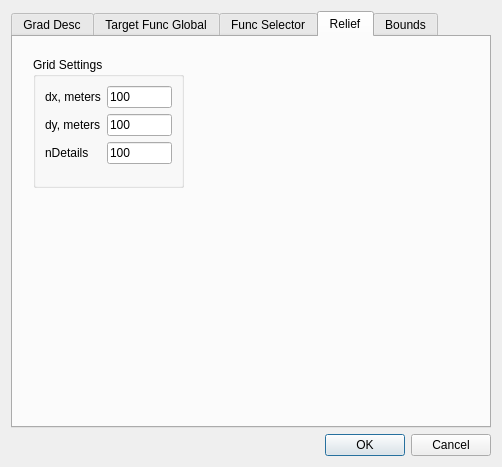
First picture: the form in DialogGradConfig.ui, repository znseday/snnoro, before the edit.
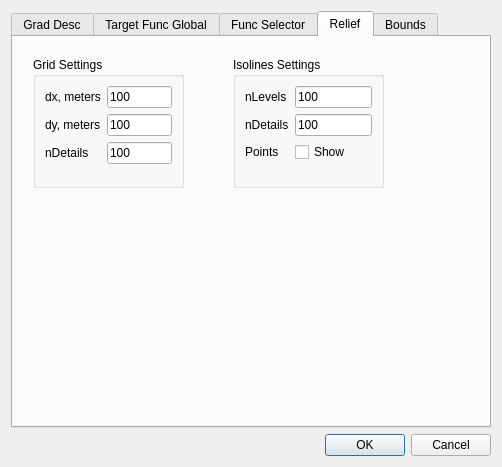
Second picture: the form after the edit. The open tabs and pages were chosen to show the change.

Commit message: Isolines for relief as example

What changed in the file:
```diff
--- a/DialogGradConfig.ui
+++ b/DialogGradConfig.ui
@@ -531,6 +531,63 @@
           </item>
          </layout>
         </widget>
+        <widget class="QGroupBox" name="groupBoxGridReliefSettings_2">
+         <property name="geometry">
+          <rect>
+           <x>220</x>
+           <y>20</y>
+           <width>151</width>
+           <height>131</height>
+          </rect>
+         </property>
+         <property name="title">
+          <string>Isolines Settings</string>
+         </property>
+         <layout class="QFormLayout" name="formLayout_GridReliefSettings_2">
+          <item row="0" column="0">
+           <widget class="QLabel" name="label_32">
+            <property name="text">
+             <string>nLevels</string>
+            </property>
+           </widget>
+          </item>
+          <item row="0" column="1">
+           <widget class="QLineEdit" name="EditIsolines_nLevels">
+            <property name="text">
+             <string>100</string>
+            </property>
+           </widget>
+          </item>
+          <item row="1" column="0">
+           <widget class="QLabel" name="label_33">
+            <property name="text">
+             <string>nDetails</string>
+            </property>
+           </widget>
+          </item>
+          <item row="1" column="1">
+           <widget class="QLineEdit" name="EditIsolines_nDetails">
+            <property name="text">
+             <string>100</string>
+            </property>
+           </widget>
+          </item>
+          <item row="2" column="0">
+           <widget class="QLabel" name="label_31">
+            <property name="text">
+             <string>Points</string>
+            </property>
+           </widget>
+          </item>
+          <item row="2" column="1">
+           <widget class="QCheckBox" name="cbIsolinesIsShowPoints">
+            <property name="text">
+             <string>Show</string>
+            </property>
+           </widget>
+          </item>
+         </layout>
+        </widget>
        </widget>
        <widget class="QWidget" name="tabBounds">
         <attribute name="title">
```
Left out of the diff: 2 changed lines with no effect on the pictures. The commit also changes 14 other files.
